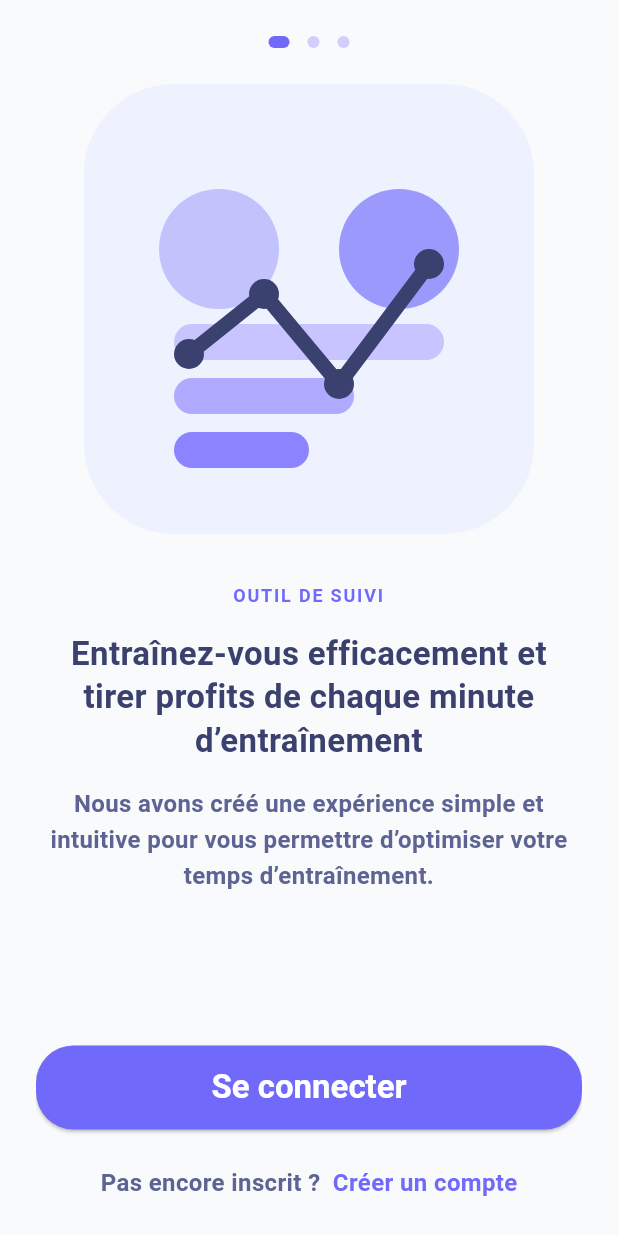
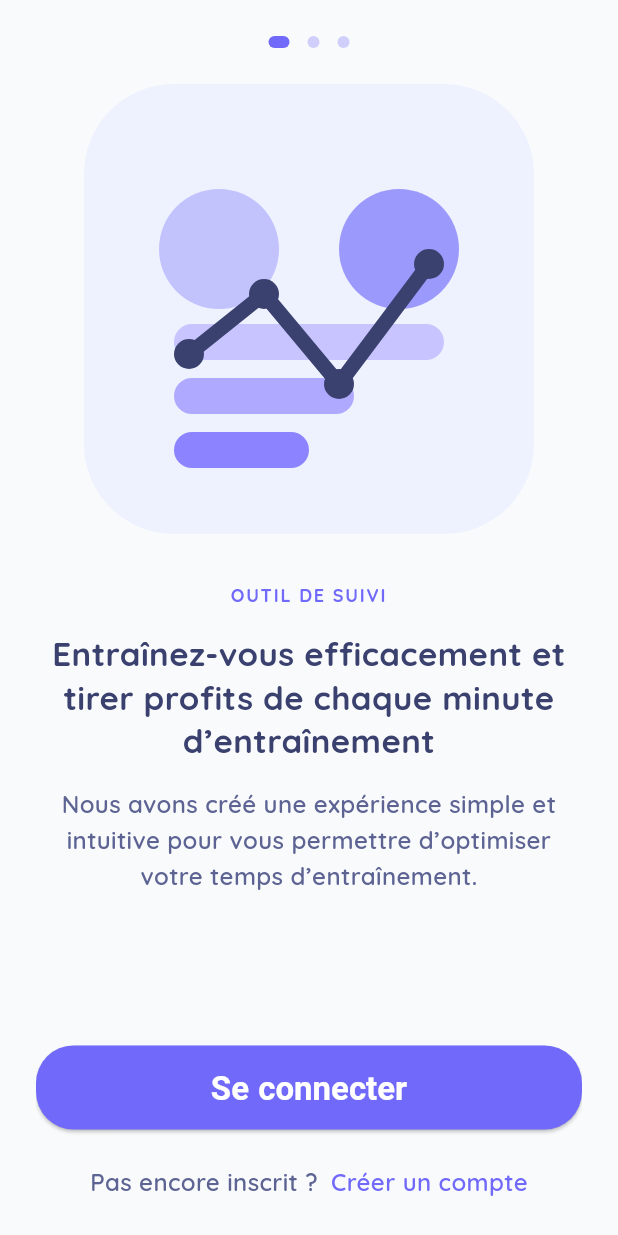
Before and after one commit to Gabfor/glift-mobile, a Flutter app: the screen it shows after launch, on a phone screen of 412 x 824 dp. Run offline on Flutter 3.47's test engine with Material 3 defaults, Android fonts, the phone set to English and light mode, and no system bars; our stand-ins replace flutter_svg, google_fonts, supabase; accounts and stored records are empty.

Commit message:
feat: apply Quicksand font

```diff
--- a/lib/main.dart
+++ b/lib/main.dart
@@ -1,5 +1,6 @@
 import 'package:flutter/material.dart';
 import 'package:flutter_svg/flutter_svg.dart';
+import 'package:google_fonts/google_fonts.dart';
 import 'package:supabase/supabase.dart';
 import 'package:url_launcher/url_launcher.dart';
 
@@ -25,16 +26,21 @@ class GliftApp extends StatelessWidget {
 
   @override
   Widget build(BuildContext context) {
+    final baseTheme = ThemeData(
+      colorScheme: ColorScheme.fromSeed(
+        seedColor: _gliftAccentColor,
+        surface: _gliftBackgroundColor,
+      ),
+      scaffoldBackgroundColor: _gliftBackgroundColor,
+      useMaterial3: true,
+    );
+
     return MaterialApp(
       title: 'Glift',
       debugShowCheckedModeBanner: false,
-      theme: ThemeData(
-        colorScheme: ColorScheme.fromSeed(
-          seedColor: _gliftAccentColor,
-          surface: _gliftBackgroundColor,
-        ),
-        scaffoldBackgroundColor: _gliftBackgroundColor,
-        useMaterial3: true,
+      theme: baseTheme.copyWith(
+        textTheme: GoogleFonts.quicksandTextTheme(baseTheme.textTheme),
+        fontFamily: GoogleFonts.quicksand().fontFamily,
       ),
       home: SplashToOnboarding(supabase: supabase),
     );
--- a/pubspec.yaml
+++ b/pubspec.yaml
@@ -37,6 +37,7 @@ dependencies:
   supabase: ^2.10.0
   flutter_svg: ^2.0.10+1
   url_launcher: ^6.3.0
+  google_fonts: ^6.2.1
 
 dev_dependencies:
   flutter_test:
```
